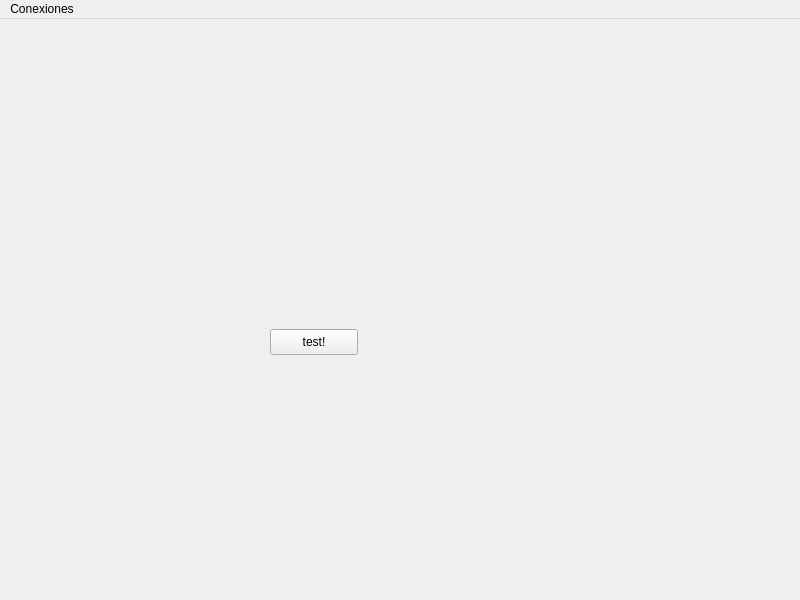
Qt form ui/RobotHUD.ui (Carlos4621/RobotHUD) before a commit.
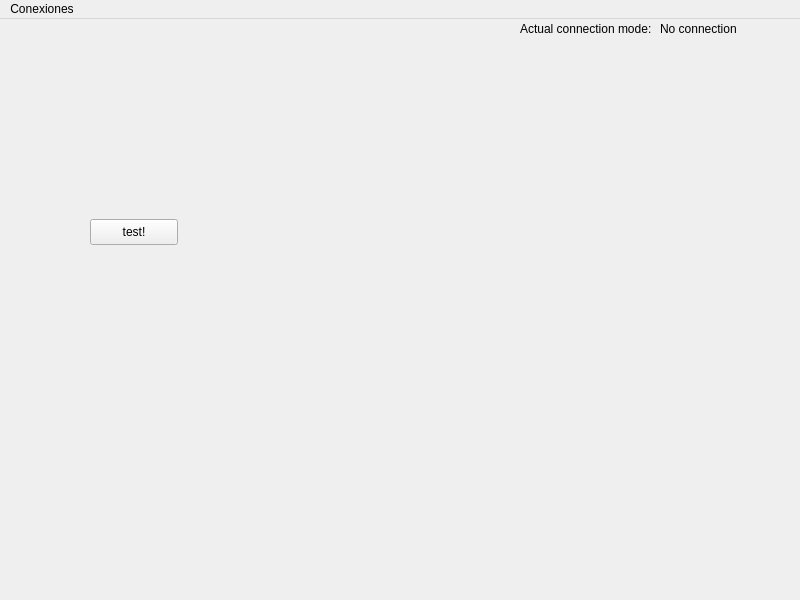
The same form after that commit.

```diff
--- a/ui/RobotHUD.ui
+++ b/ui/RobotHUD.ui
@@ -23,8 +23,8 @@
    <widget class="QPushButton" name="buttonTest">
     <property name="geometry">
      <rect>
-      <x>270</x>
-      <y>310</y>
+      <x>90</x>
+      <y>200</y>
       <width>88</width>
       <height>26</height>
      </rect>
@@ -33,6 +33,32 @@
      <string>test!</string>
     </property>
    </widget>
+   <widget class="QWidget" name="">
+    <property name="geometry">
+     <rect>
+      <x>520</x>
+      <y>0</y>
+      <width>273</width>
+      <height>20</height>
+     </rect>
+    </property>
+    <layout class="QHBoxLayout" name="horizontalLayout">
+     <item>
+      <widget class="QLabel" name="labelConnectionMode">
+       <property name="text">
+        <string>Actual connection mode:</string>
+       </property>
+      </widget>
+     </item>
+     <item>
+      <widget class="QLabel" name="labelDisplayConnection">
+       <property name="text">
+        <string>No connection</string>
+       </property>
+      </widget>
+     </item>
+    </layout>
+   </widget>
   </widget>
   <widget class="QMenuBar" name="menuBar">
    <property name="geometry">
```
